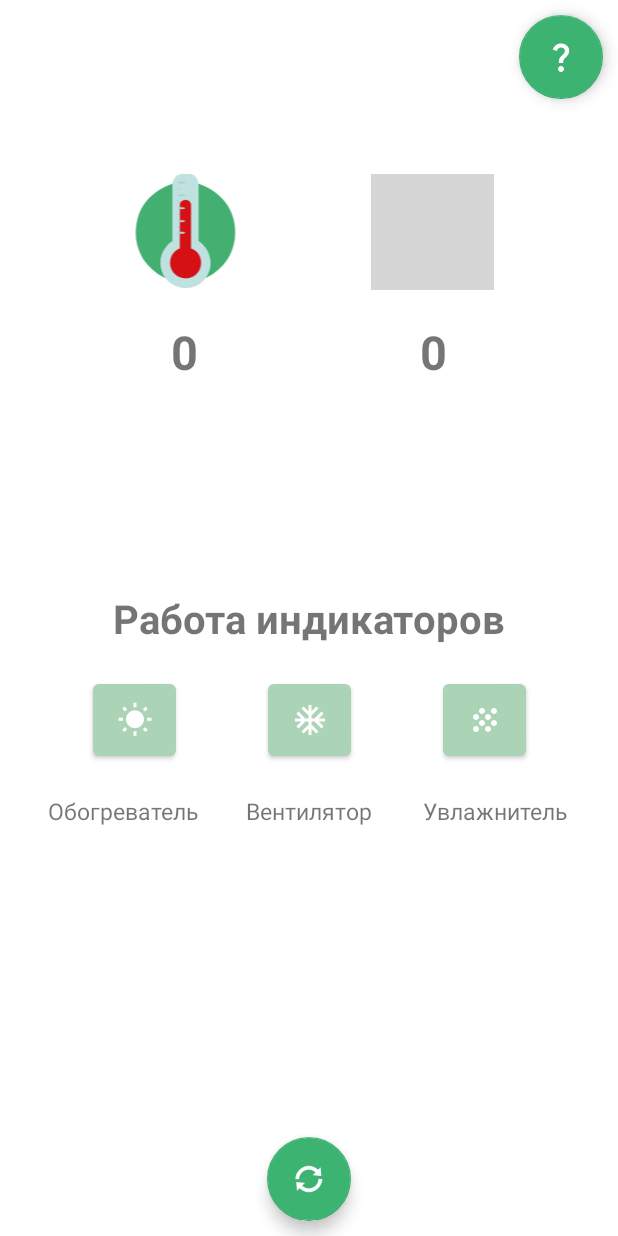
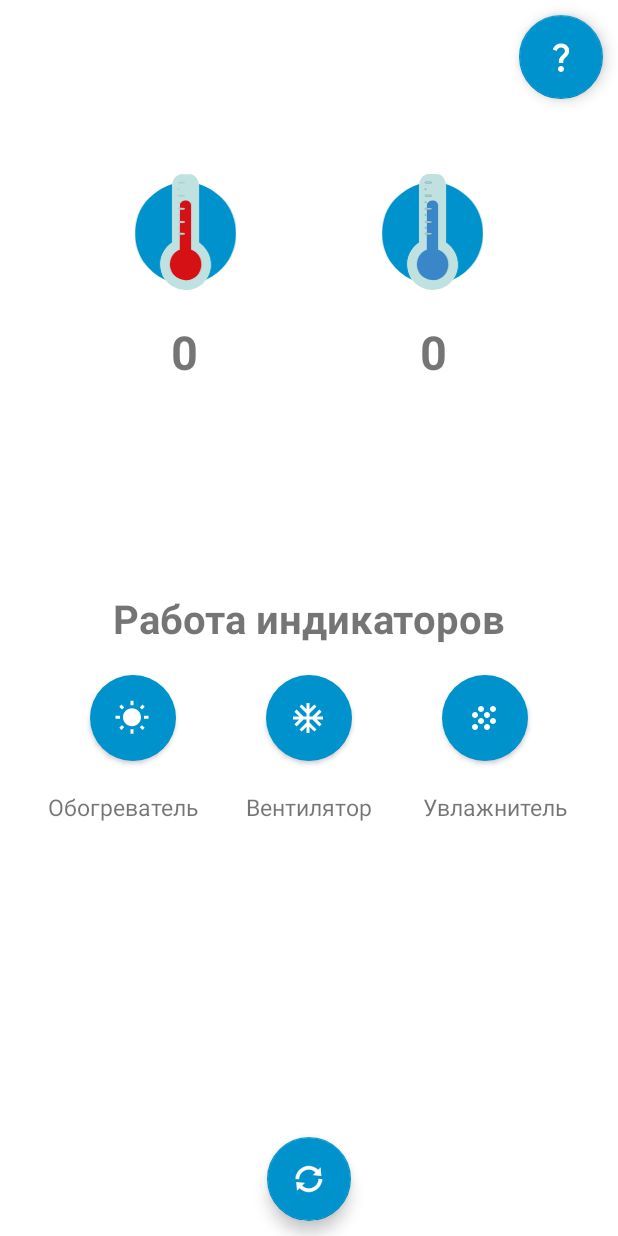
Before and after one commit to chernitskayam/AtmoControl, an Android app: the layout activity_main.xml on its own in the app's theme, with its tools: preview values and no code run, on a phone screen of 412 x 824 dp. Run offline under Robolectric (Android 15) with nearby library versions, the phone set to English and light mode, and no system bars; network calls fail; grey boxes are pictures that could not be loaded.

Commit message:
'blue_v2'

```diff
--- a/app/src/main/res/layout/activity_main.xml
+++ b/app/src/main/res/layout/activity_main.xml
@@ -44,9 +44,12 @@
 
     <Button
         android:id="@+id/fun"
-        android:layout_width="55dp"
-        android:layout_height="60dp"
+        android:layout_width="57dp"
+        android:layout_height="57dp"
         android:layout_marginTop="20dp"
+        android:insetTop="0dp"
+        android:insetBottom="0dp"
+        app:cornerRadius="30dp"
         app:icon="@drawable/ic_baseline_ac_unit_24"
         app:layout_constraintEnd_toEndOf="parent"
         app:layout_constraintStart_toStartOf="parent"
@@ -76,9 +79,13 @@
 
     <Button
         android:id="@+id/heater"
-        android:layout_width="55dp"
-        android:layout_height="60dp"
+        android:layout_width="57dp"
+        android:layout_height="57dp"
         android:layout_marginTop="20dp"
+        android:insetTop="0dp"
+        android:insetBottom="0dp"
+        app:cornerRadius="30dp"
+        app:flow_horizontalAlign="center"
         app:icon="@drawable/ic_baseline_wb_sunny_24"
         app:layout_constraintEnd_toStartOf="@+id/fun"
         app:layout_constraintStart_toStartOf="parent"
@@ -97,9 +104,12 @@
 
     <Button
         android:id="@+id/humidifier"
-        android:layout_width="55dp"
-        android:layout_height="60dp"
+        android:layout_width="57dp"
+        android:layout_height="57dp"
         android:layout_marginTop="20dp"
+        android:insetTop="0dp"
+        android:insetBottom="0dp"
+        app:cornerRadius="30dp"
         app:icon="@drawable/ic_baseline_grain_24"
         app:layout_constraintEnd_toEndOf="parent"
         app:layout_constraintStart_toEndOf="@+id/fun"
@@ -148,7 +158,7 @@
         app:layout_constraintHorizontal_bias="0.25"
         app:layout_constraintStart_toStartOf="parent"
         app:layout_constraintTop_toTopOf="@+id/humImg"
-        app:srcCompat="@drawable/ic_thermometer" />
+        app:srcCompat="@drawable/ic_thermometer_blue" />
 
     <ImageView
         android:id="@+id/humImg"
@@ -159,6 +169,6 @@
         app:layout_constraintHorizontal_bias="0.75"
         app:layout_constraintStart_toStartOf="parent"
         app:layout_constraintTop_toBottomOf="@+id/guideButton"
-        app:srcCompat="@drawable/ic_hum_blue" />
+        app:srcCompat="@drawable/ic_humidity_blue" />
 
 </androidx.constraintlayout.widget.ConstraintLayout>
--- a/app/src/main/res/values-night/themes.xml
+++ b/app/src/main/res/values-night/themes.xml
@@ -2,13 +2,13 @@
     <!-- Base application theme. -->
     <style name="Theme.AtmoControl" parent="Theme.MaterialComponents.DayNight.NoActionBar">
         <!-- Primary brand color. -->
-        <item name="colorPrimary">@color/InactiveBlack</item>
-        <item name="colorPrimaryVariant">@color/SeaGreen</item>
-        <item name="colorOnPrimary">@color/black</item>
+        <item name="colorPrimary">@color/main_blue</item> //InactiveBlack
+        <item name="colorPrimaryVariant">@color/main_blue</item> //SeaGreen
+        <item name="colorOnPrimary">@color/white</item>
         <!-- Secondary brand color. -->
-        <item name="colorSecondary">@color/MediumSeaGreen</item>
-        <item name="colorSecondaryVariant">@color/SeaGreen</item>
-        <item name="colorOnSecondary">@color/black</item>
+        <item name="colorSecondary">@color/main_blue</item> //MediumSeaGreen
+        <item name="colorSecondaryVariant">@color/main_blue</item> //SeaGreen
+        <item name="colorOnSecondary">@color/white</item>
         <!-- Status bar color. -->
         <item name="android:statusBarColor" tools:targetApi="l">?attr/colorPrimaryVariant</item>
         <!-- Customize your theme here. -->
--- a/app/src/main/res/values/colors.xml
+++ b/app/src/main/res/values/colors.xml
@@ -12,5 +12,6 @@
     <color name="SeaGreen">#2E8B57</color>
     <color name="Inactive">#abd3b5</color>
     <color name="InactiveBlack">#49705D</color>
-    <color name="blue_var_bar">#0092CC</color>
+    <color name="main_blue">#0092CC</color>
+
 </resources>
--- a/app/src/main/res/values/themes.xml
+++ b/app/src/main/res/values/themes.xml
@@ -2,12 +2,12 @@
     <!-- Base application theme. -->
     <style name="Theme.AtmoControl" parent="Theme.MaterialComponents.DayNight.NoActionBar">
         <!-- Primary brand color. -->
-        <item name="colorPrimary">@color/Inactive</item> //Inactive
-        <item name="colorPrimaryVariant">@color/SeaGreen</item> //SeaGreen
+        <item name="colorPrimary">@color/main_blue</item> //Inactive
+        <item name="colorPrimaryVariant">@color/main_blue</item> //SeaGreen
         <item name="colorOnPrimary">@color/white</item>
         <!-- Secondary brand color. -->
-        <item name="colorSecondary">@color/MediumSeaGreen</item> //MediumSeaGreen
-        <item name="colorSecondaryVariant">@color/SeaGreen</item> //SeaGreen
+        <item name="colorSecondary">@color/main_blue</item> //MediumSeaGreen
+        <item name="colorSecondaryVariant">@color/main_blue</item> //SeaGreen
         <item name="colorOnSecondary">@color/white</item>
         <!-- Status bar color. -->
         <item name="android:statusBarColor" tools:targetApi="l">?attr/colorPrimaryVariant</item>
```
